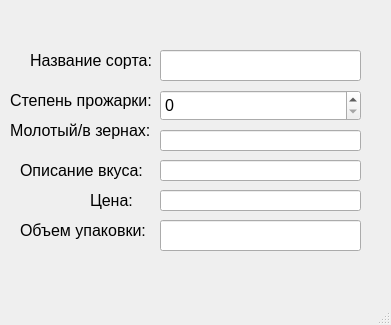
Before: the Qt Designer form addEditCoffeeForm1.ui in pepshot/kapuchino, drawn with Qt 5.
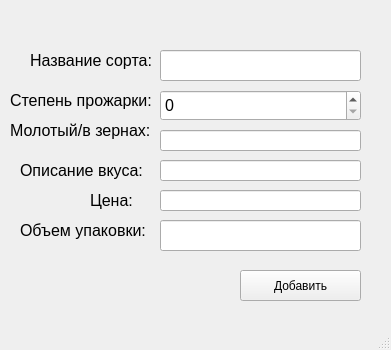
After: the same form once the commit is applied.

```diff
--- a/addEditCoffeeForm1.ui
+++ b/addEditCoffeeForm1.ui
@@ -7,7 +7,7 @@
     <x>0</x>
     <y>0</y>
     <width>391</width>
-    <height>325</height>
+    <height>350</height>
    </rect>
   </property>
   <property name="windowTitle">
@@ -212,6 +212,19 @@
      <string>Объем упаковки:</string>
     </property>
    </widget>
+   <widget class="QPushButton" name="pushButton">
+    <property name="geometry">
+     <rect>
+      <x>240</x>
+      <y>270</y>
+      <width>121</width>
+      <height>31</height>
+     </rect>
+    </property>
+    <property name="text">
+     <string>Добавить</string>
+    </property>
+   </widget>
   </widget>
   <widget class="QMenuBar" name="menubar">
    <property name="geometry">
```
